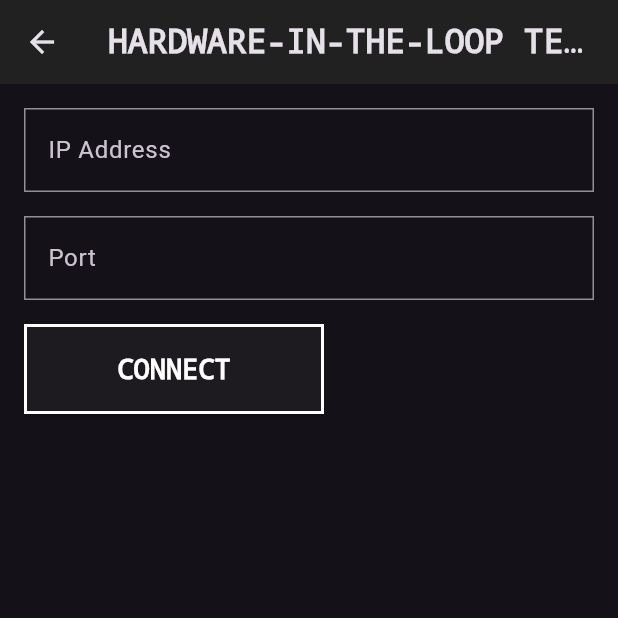
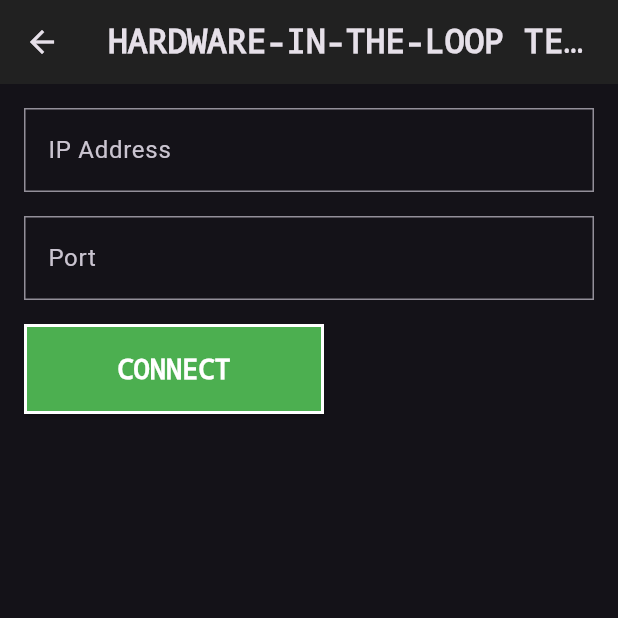
Before and after one commit to JuanSign/DynamicPS, a Flutter app: the HilPage screen opened directly, on a phone screen of 412 x 824 dp, the top half of it. Run offline on Flutter 3.47's test engine with Material 3 defaults, Android fonts, the phone set to English and light mode, and no system bars.

Commit message:
feat : first commit H.I.L

```diff
--- a/hmi_control/lib/pages/hil_page.dart
+++ b/hmi_control/lib/pages/hil_page.dart
@@ -1,4 +1,5 @@
 import 'package:flutter/material.dart';
+import 'package:hmi_control/utils/socket_server.dart';
 
 class HilPage extends StatefulWidget {
   const HilPage({super.key});
@@ -14,7 +15,36 @@ class _HilPageState extends State<HilPage> {
   // ignore: non_constant_identifier_names
   final TextEditingController _Port = TextEditingController();
 
-  List<Widget> dynamicItems = [];
+  late final SocketServer _server;
+  bool _isConnected = false;
+
+  List<Widget> log = [];
+
+  @override
+  void initState() {
+    super.initState();
+    _server = SocketServer(_logger);
+  }
+
+  void _logger(String message) {
+    setState(() {
+      log.add(Text(message));
+    });
+  }
+
+  void _connect() async {
+    await _server.connect(_IPAddress.text, int.parse(_Port.text), 'hil');
+    setState(() {
+      _isConnected = true;
+    });
+  }
+
+  void _disconnect() {
+    _server.disconnect();
+    setState(() {
+      _isConnected = false;
+    });
+  }
 
   @override
   Widget build(BuildContext context) {
@@ -71,8 +101,10 @@ class _HilPageState extends State<HilPage> {
               ),
             ),
             const SizedBox(height: 16),
+            Row(
+              children: [
                 ElevatedButton(
-              onPressed: () {},
+                  onPressed: _isConnected ? _disconnect : _connect,
                   style: ElevatedButton.styleFrom(
                     fixedSize: Size(200, 60),
                     textStyle: TextStyle(
@@ -81,6 +113,7 @@ class _HilPageState extends State<HilPage> {
                       fontFamily: 'Courier',
                     ),
                     foregroundColor: Colors.white,
+                    backgroundColor: _isConnected ? Colors.red : Colors.green,
                     shape: RoundedRectangleBorder(
                       borderRadius: BorderRadius.zero,
                       side: const BorderSide(
@@ -89,13 +122,20 @@ class _HilPageState extends State<HilPage> {
                       ),
                     ),
                   ),
-              child: Text('CONNECT'),
+                  child: _isConnected ? Text("DISCONNECT") : Text('CONNECT'),
+                ),
+              ],
             ),
             const SizedBox(height: 16),
             Expanded(
+              child: SizedBox(
+                width: double.infinity,
                 child: SingleChildScrollView(
+                  scrollDirection: Axis.vertical,
                   child: Column(
-                  children: dynamicItems,
+                    crossAxisAlignment: CrossAxisAlignment.start,
+                    children: log,
+                  ),
                 ),
               ),
             ),
```
Also changed, not shown: hmi_control/lib/utils/socket_server.dart (+12 -18 lines). Lines whose indentation alone changed are shown as unchanged.
